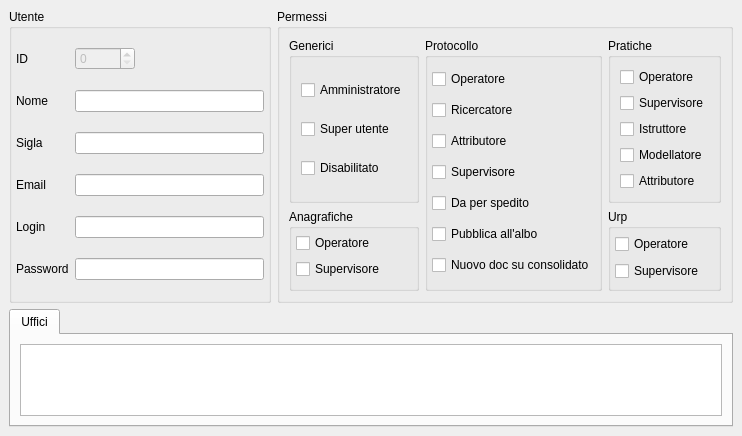
Above: src/com/axiastudio/suite/base/forms/utente.ui from tizianolattisi/suitegda before the change. Below: the same form after it.
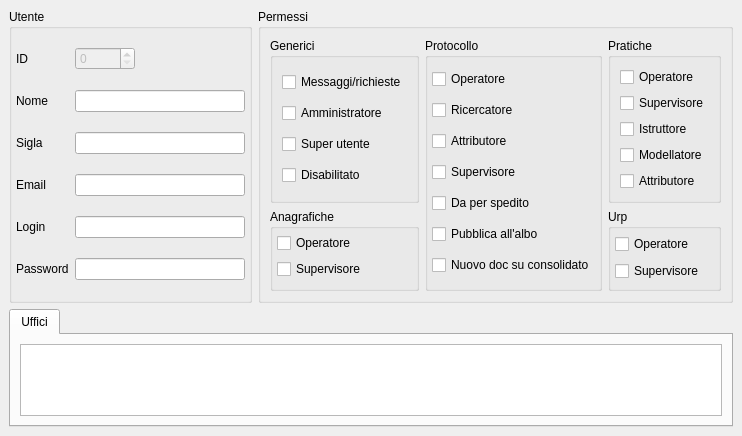
That is the form after the change. Custom widgets are drawn as their Qt base class.

Commit message: Piccole modifiche, ottimizzazioni... Inserimento record di sessione in apertura del programma, verifica se utente disabilitato

```diff
--- a/src/com/axiastudio/suite/base/forms/utente.ui
+++ b/src/com/axiastudio/suite/base/forms/utente.ui
@@ -378,6 +378,22 @@
          </property>
          <layout class="QGridLayout" name="gridLayout_6">
           <item row="0" column="0">
+           <widget class="QCheckBox" name="checkBox_18">
+            <property name="text">
+             <string>Messaggi/richieste</string>
+            </property>
+            <property name="column" stdset="0">
+             <string>richieste</string>
+            </property>
+            <property name="search" stdset="0">
+             <bool>true</bool>
+            </property>
+            <property name="export" stdset="0">
+             <bool>true</bool>
+            </property>
+           </widget>
+          </item>
+          <item row="1" column="0">
            <widget class="QCheckBox" name="checkBox">
             <property name="text">
              <string>Amministratore</string>
@@ -387,7 +403,7 @@
             </property>
            </widget>
           </item>
-          <item row="1" column="0">
+          <item row="2" column="0">
            <widget class="QCheckBox" name="checkBox_2">
             <property name="text">
              <string>Super utente</string>
@@ -397,7 +413,7 @@
             </property>
            </widget>
           </item>
-          <item row="2" column="0">
+          <item row="3" column="0">
            <widget class="QCheckBox" name="checkBox_17">
             <property name="text">
              <string>Disabilitato</string>
```
Left out of the diff: 18 changed lines with no effect on the pictures. The commit also changes 9 other files.
